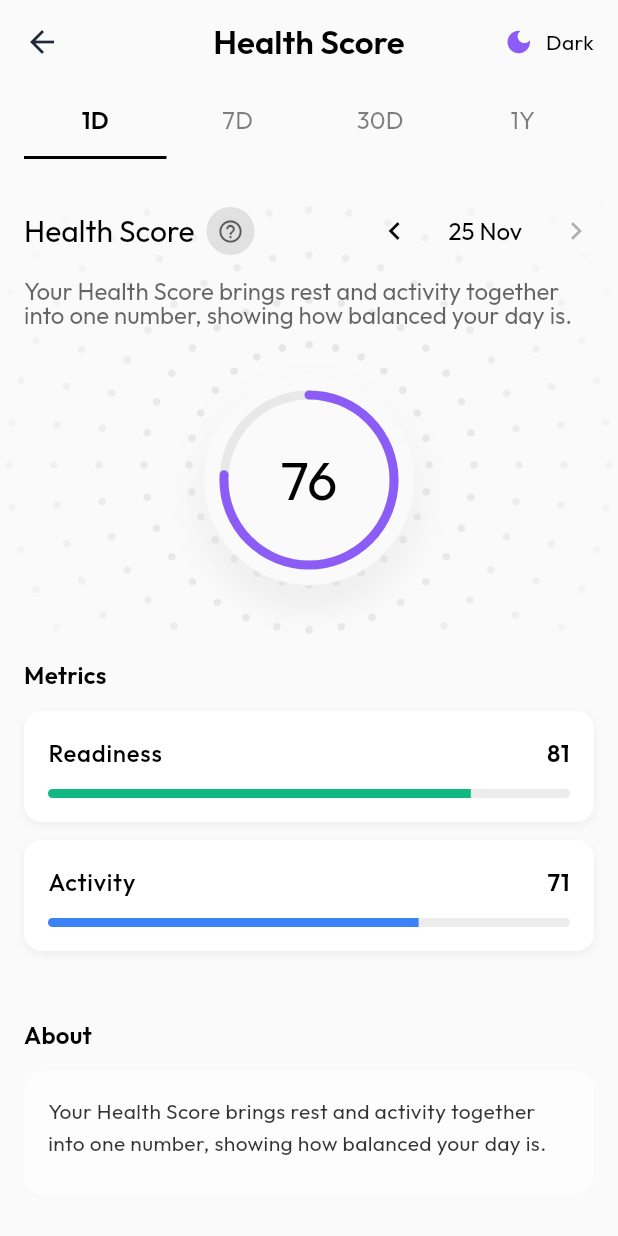
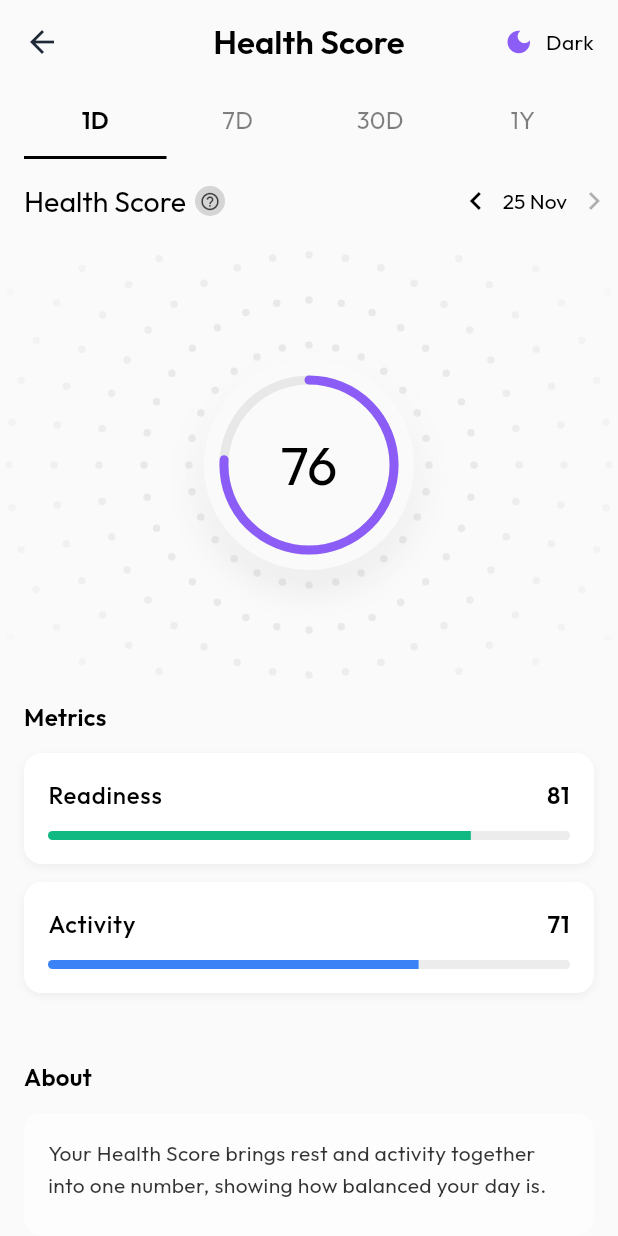
Before and after one commit to emeban44/rolla_fitness_app_demo, a Flutter app: the screen it shows after launch, after a tap on "Health Score", on a phone screen of 412 x 824 dp. Run offline on Flutter 3.47's test engine with Material 3 defaults, Android fonts, the phone set to English and light mode, and no system bars; our stand-ins replace dartz, equatable, fl_chart, flutter_bloc, freezed_annotation, get_it and 2 more.

Commit message:
score header and gauge score section refactoring & enhancing

```diff
--- a/lib/features/scores/presentation/pages/score_detail_page.dart
+++ b/lib/features/scores/presentation/pages/score_detail_page.dart
@@ -11,7 +11,7 @@ import 'package:rolla_fitness_app_demo/features/scores/presentation/cubit/score_
 import 'package:rolla_fitness_app_demo/features/scores/presentation/widgets/daily_score_detail_bottom_sheet.dart';
 import 'package:rolla_fitness_app_demo/features/scores/presentation/widgets/detail_score_gauge_section.dart';
 import 'package:rolla_fitness_app_demo/features/scores/presentation/widgets/metric_tile.dart';
-import 'package:rolla_fitness_app_demo/features/scores/presentation/widgets/time_period_selector.dart';
+import 'package:rolla_fitness_app_demo/features/scores/presentation/widgets/score_header.dart';
 import 'package:rolla_fitness_app_demo/features/scores/presentation/widgets/timeframe_selector.dart';
 import 'package:rolla_fitness_app_demo/features/scores/presentation/widgets/trend_chart.dart';
 
@@ -91,16 +91,11 @@ class ScoreDetailView extends StatelessWidget {
                           );
                         },
                       ),
-                      const SizedBox(height: 24),
+                      const SizedBox(height: 16),
 
-                      // Score display or History chart
-                      if (timeframe == Timeframe.oneDay) ...[
-                        // 1D View - Show gauge with ripple background
-                        DetailScoreGaugeSection(
+                      // Score Header (consistent across all timeframes)
+                      ScoreHeader(
                         scoreType: scoreType,
-                          score: score.value,
-                          subtitle: insights.firstOrNull?.text,
-                          description: insights.elementAtOrNull(1)?.text,
                         onInfoTap: () {
                           DailyScoreDetailBottomSheet.show(
                             context: context,
@@ -111,44 +106,23 @@ class ScoreDetailView extends StatelessWidget {
                             info: null,
                           );
                         },
-                          topRightWidget: TimePeriodSelector(
                         selectedDate: selectedDate,
                         timeframe: timeframe,
                         onPrevious: () => context.read<ScoreDetailCubit>().navigatePrevious(),
                         onNext: () => context.read<ScoreDetailCubit>().navigateNext(),
                         canGoNext: context.read<ScoreDetailCubit>().canNavigateNext(),
                       ),
+                      const SizedBox(height: 24),
+
+                      // Score display or History chart
+                      if (timeframe == Timeframe.oneDay) ...[
+                        // 1D View - Show gauge with ripple background
+                        DetailScoreGaugeSection(
+                          scoreType: scoreType,
+                          score: score.value,
                         ),
                       ] else ...[
                         // 7D/30D/1Y View - Show chart
-                        Padding(
-                          padding: const EdgeInsets.fromLTRB(16, 0, 4, 0),
-                          child: Column(
-                            crossAxisAlignment: CrossAxisAlignment.start,
-                            children: [
-                              Row(
-                                children: [
-                                  Text(
-                                    'History',
-                                    style: Theme.of(
-                                      context,
-                                    ).textTheme.titleMedium,
-                                  ),
-                                  const Spacer(),
-                                  // Date range navigator
-                                  TimePeriodSelector(
-                                    selectedDate: selectedDate,
-                                    timeframe: timeframe,
-                                    onPrevious: () => context.read<ScoreDetailCubit>().navigatePrevious(),
-                                    onNext: () => context.read<ScoreDetailCubit>().navigateNext(),
-                                    canGoNext: context.read<ScoreDetailCubit>().canNavigateNext(),
-                                  ),
-                                ],
-                              ),
-                              const SizedBox(height: 8),
-                            ],
-                          ),
-                        ),
                         TrendChart(
                           historyPoints: history,
                           color: scoreType.accentColor,
--- a/lib/features/scores/presentation/widgets/detail_score_gauge_section.dart
+++ b/lib/features/scores/presentation/widgets/detail_score_gauge_section.dart
@@ -1,146 +1,45 @@
 import 'dart:math' as math;
 import 'package:flutter/material.dart';
-import 'package:google_fonts/google_fonts.dart';
 import 'package:rolla_fitness_app_demo/features/scores/domain/entities/score_type.dart';
 import 'package:rolla_fitness_app_demo/features/scores/presentation/widgets/radial_gauge.dart';
 
-/// Detail page score gauge section with ripple dotted background
-/// Includes title, subtitle, gauge, and description overlaid on the background
+/// Gauge with ripple dotted background
+/// Focused only on displaying the gauge with visual background effect
 class DetailScoreGaugeSection extends StatelessWidget {
   final ScoreType scoreType;
   final int score;
-  final String? subtitle;
-  final String? description;
-  final VoidCallback? onInfoTap;
-  final Widget? topRightWidget; // For timeframe selector or date
 
   const DetailScoreGaugeSection({
     super.key,
     required this.scoreType,
     required this.score,
-    this.subtitle,
-    this.description,
-    this.onInfoTap,
-    this.topRightWidget,
   });
 
   @override
   Widget build(BuildContext context) {
     const gaugeSize = 140.0;
-    const gaugeTopOffset = 110.0;
 
     return SizedBox(
       width: double.infinity,
+      height: 280, // Fixed height for consistent sizing
       child: Stack(
         children: [
-          // Ripple dotted background centered on gauge
+          // Ripple dotted background centered
           Positioned.fill(
             child: CustomPaint(
               painter: RippleDottedBackgroundPainter(
                 isDark: Theme.of(context).brightness == Brightness.dark,
-                gaugeCenterOffset: gaugeTopOffset + (gaugeSize / 2),
               ),
             ),
           ),
 
-          // Content overlaid on background
-          Column(
-            crossAxisAlignment: CrossAxisAlignment.start,
-            children: [
-              // Top row: Title + Info | Timeframe/Date
-              Padding(
-                padding: const EdgeInsets.fromLTRB(16, 0, 4, 0),
-                child: Row(
-                  children: [
-                    // Title with info icon
-                    Text(
-                      scoreType.displayName,
-                      style: GoogleFonts.outfit(
-                        fontSize: 20,
-                        fontWeight: FontWeight.w400,
-                        height: 1.0,
-                        letterSpacing: 0,
-                        color: Theme.of(context).textTheme.bodyLarge?.color,
-                      ),
-                    ),
-                    const SizedBox(width: 8),
-                    if (onInfoTap != null)
-                      GestureDetector(
-                        onTap: onInfoTap,
-                        child: Container(
-                          width: 32,
-                          height: 32,
-                          decoration: BoxDecoration(
-                            shape: BoxShape.circle,
-                            color: Theme.of(context).textTheme.bodySmall?.color?.withValues(alpha: 0.1),
-                          ),
-                          child: Icon(
-                            Icons.help_outline,
-                            size: 18,
-                            color: Theme.of(context).textTheme.bodySmall?.color?.withValues(alpha: 0.6),
-                          ),
-                        ),
-                      ),
-                    const Spacer(),
-                    // Timeframe selector or date
-                    if (topRightWidget != null) topRightWidget!,
-                  ],
-                ),
-              ),
-
-              // Subtitle
-              if (subtitle != null)
-                Padding(
-                  padding: const EdgeInsets.fromLTRB(16, 8, 16, 0),
-                  child: Text(
-                    subtitle!,
-                    style: GoogleFonts.outfit(
-                      fontSize: 16,
-                      fontWeight: FontWeight.w400,
-                      height: 1.0,
-                      letterSpacing: 0,
-                      color: Theme.of(
-                        context,
-                      ).textTheme.bodyLarge?.color?.withValues(alpha: 0.6),
-                    ),
-                  ),
-                ),
-
-              const SizedBox(height: 32),
-
-              // Gauge at fixed position
+          // Gauge centered
           Center(
             child: RadialGauge(
               score: score,
               color: scoreType.accentColor,
               size: gaugeSize,
             ),
-              ),
-
-              // Description text
-              const SizedBox(height: 32),
-              if (description != null) ...[
-                Padding(
-                  padding: const EdgeInsets.symmetric(horizontal: 24),
-                  child: Text(
-                    description!,
-                    style: GoogleFonts.outfit(
-                      fontSize: 16,
-                      fontWeight: FontWeight.w400,
-                      height: 1.0,
-                      letterSpacing: 0,
-                      color: Theme.of(context).textTheme.bodyLarge?.color,
-                    ),
-                    textAlign: TextAlign.center,
-                    maxLines: 3,
-                    overflow: TextOverflow.ellipsis,
-                  ),
-                ),
-                const SizedBox(
-                  height: 32.0,
-                ),
-              ],
-            ],
           ),
         ],
       ),
@@ -151,25 +50,23 @@ class DetailScoreGaugeSection extends StatelessWidget {
 /// Custom painter for ripple/wavelength dotted background
 class RippleDottedBackgroundPainter extends CustomPainter {
   final bool isDark;
-  final double gaugeCenterOffset; // Y offset where gauge is centered
 
   RippleDottedBackgroundPainter({
     required this.isDark,
-    required this.gaugeCenterOffset,
   });
 
   @override
   void paint(Canvas canvas, Size size) {
-    // Center the ripple on the gauge position
-    final center = Offset(size.width / 2, gaugeCenterOffset);
+    // Center the ripple
+    final center = Offset(size.width / 2, size.height / 2);
 
-    // Create many concentric circles of dots (ripple effect - feels infinite)
+    // Create many concentric circles of dots (ripple effect)
     const circleCount = 20; // Number of concentric circles
     const dotsPerCircle = 28; // Dots per circle
     const dotRadius = 2.5;
 
     for (int circleIndex = 0; circleIndex < circleCount; circleIndex++) {
-      // Calculate alpha - aggressive fade in first 6 circles, barely visible after
+      // Calculate alpha - aggressive fade in first 6 circles
       final baseAlpha = isDark ? 0.15 : 0.22;
       final fadeProgress = (circleIndex / 6.0).clamp(0.0, 1.0);
       final alpha = (baseAlpha * (1 - fadeProgress)).clamp(0.01, 1.0);
@@ -179,7 +76,7 @@ class RippleDottedBackgroundPainter extends CustomPainter {
         ..color = isDark ? Colors.white.withValues(alpha: alpha) : Colors.grey.withValues(alpha: alpha)
         ..style = PaintingStyle.fill;
 
-      // Each circle gets progressively larger, starting closer to gauge
+      // Each circle gets progressively larger
       final circleRadius = 80.0 + (circleIndex * 30.0);
       final dotsInThisCircle = dotsPerCircle + (circleIndex * 4);
 
@@ -198,6 +95,6 @@ class RippleDottedBackgroundPainter extends CustomPainter {
 
   @override
   bool shouldRepaint(covariant RippleDottedBackgroundPainter oldDelegate) {
-    return oldDelegate.isDark != isDark || oldDelegate.gaugeCenterOffset != gaugeCenterOffset;
+    return oldDelegate.isDark != isDark;
   }
 }
--- /dev/null
+++ b/lib/features/scores/presentation/widgets/score_header.dart
@@ -0,0 +1,87 @@
+import 'package:flutter/material.dart';
+import 'package:google_fonts/google_fonts.dart';
+import 'package:rolla_fitness_app_demo/features/scores/domain/entities/score_type.dart';
+import 'package:rolla_fitness_app_demo/features/scores/presentation/widgets/time_period_selector.dart';
+import 'package:rolla_fitness_app_demo/features/scores/domain/entities/timeframe.dart';
+
+/// Reusable score header with title, info icon, and time period selector
+/// Used consistently across all timeframes (1D, 7D, 30D, 1Y)
+class ScoreHeader extends StatelessWidget {
+  final ScoreType scoreType;
+  final VoidCallback? onInfoTap;
+  final DateTime selectedDate;
+  final Timeframe timeframe;
+  final VoidCallback onPrevious;
+  final VoidCallback onNext;
+  final bool canGoNext;
+
+  const ScoreHeader({
+    super.key,
+    required this.scoreType,
+    this.onInfoTap,
+    required this.selectedDate,
+    required this.timeframe,
+    required this.onPrevious,
+    required this.onNext,
+    required this.canGoNext,
+  });
+
+  @override
+  Widget build(BuildContext context) {
+    return Padding(
+      padding: const EdgeInsets.fromLTRB(16, 0, 4, 0),
+      child: Row(
+        children: [
+          // Title with info icon
+          Text(
+            scoreType.displayName,
+            style: GoogleFonts.outfit(
+              fontSize: 19,
+              fontWeight: FontWeight.w400,
+              height: 1.0,
+              letterSpacing: 0,
+              color: Theme.of(context).textTheme.bodyLarge?.color,
+            ),
+          ),
+          const SizedBox(width: 6),
+          if (onInfoTap != null)
+            GestureDetector(
+              onTap: onInfoTap,
+              child: Container(
+                width: 20,
+                height: 20,
+                decoration: BoxDecoration(
+                  shape: BoxShape.circle,
+                  color: Theme.of(context)
+                      .textTheme
+                      .bodySmall
+                      ?.color
+                      ?.withValues(alpha: 0.15),
+                ),
+                child: Center(
+                  child: Icon(
+                    Icons.help_outline,
+                    size: 14,
+                    color: Theme.of(context)
+                        .textTheme
+                        .bodySmall
+                        ?.color
+                        ?.withValues(alpha: 0.7),
+                  ),
+                ),
+              ),
+            ),
+          const Spacer(),
+          // Time period selector
+          TimePeriodSelector(
+            selectedDate: selectedDate,
+            timeframe: timeframe,
+            onPrevious: onPrevious,
+            onNext: onNext,
+            canGoNext: canGoNext,
+          ),
+        ],
+      ),
+    );
+  }
+}
--- a/lib/features/scores/presentation/widgets/time_period_selector.dart
+++ b/lib/features/scores/presentation/widgets/time_period_selector.dart
@@ -31,23 +31,22 @@ class TimePeriodSelector extends StatelessWidget {
       mainAxisSize: MainAxisSize.min,
       children: [
         // Previous button
-        IconButton(
-          onPressed: canGoPrevious ? onPrevious : null,
-          icon: Icon(
+        GestureDetector(
+          onTap: canGoPrevious ? onPrevious : null,
+          child: Icon(
             Icons.chevron_left,
+            size: 24,
             color: canGoPrevious ? textColor : textColor?.withValues(alpha: 0.3),
           ),
-          padding: EdgeInsets.zero,
-          constraints: const BoxConstraints(),
         ),
 
-        const SizedBox(width: 12),
+        const SizedBox(width: 6),
 
         // Date/period text
         Text(
           _getDateRangeText(),
           style: GoogleFonts.outfit(
-            fontSize: 16,
+            fontSize: 14,
             fontWeight: FontWeight.w400,
             height: 1.0,
             letterSpacing: 0,
@@ -55,17 +54,16 @@ class TimePeriodSelector extends StatelessWidget {
           ),
         ),
 
-        const SizedBox(width: 12),
+        const SizedBox(width: 6),
 
         // Next button
-        IconButton(
-          onPressed: canGoNext ? onNext : null,
-          icon: Icon(
+        GestureDetector(
+          onTap: canGoNext ? onNext : null,
+          child: Icon(
             Icons.chevron_right,
+            size: 24,
             color: canGoNext ? textColor : textColor?.withValues(alpha: 0.3),
           ),
-          padding: EdgeInsets.zero,
-          constraints: const BoxConstraints(),
         ),
       ],
     );
```
Lines whose indentation alone changed are shown as unchanged.
